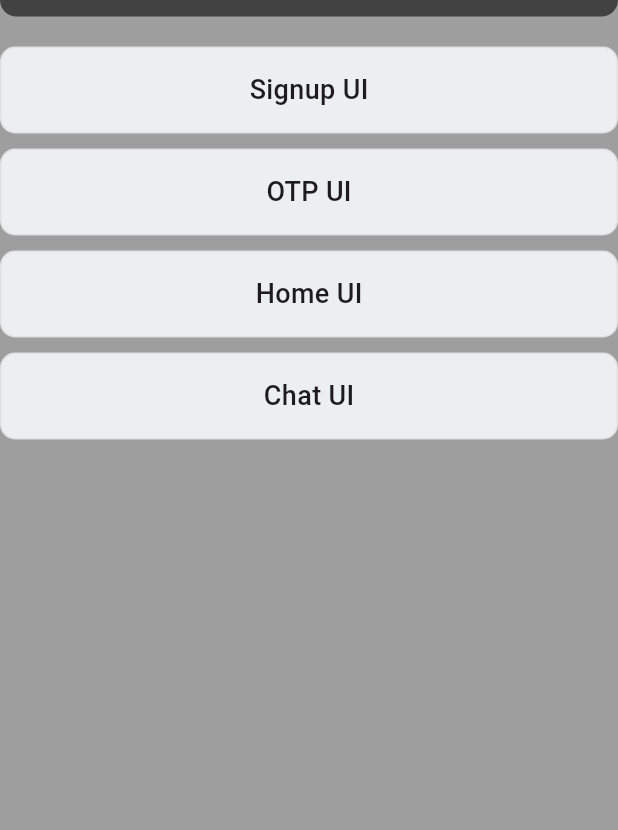
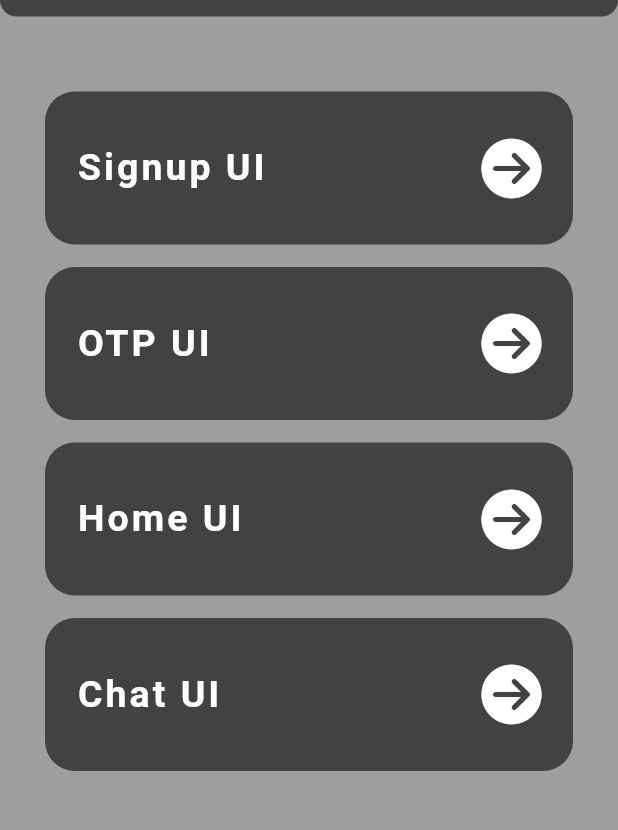
Before and after one commit to its-dhaya/UI-UX-catalogue_Flutter, a Flutter app: the screen it shows after launch, on a phone screen of 412 x 824 dp, the part 111-941 px from its top. Run offline on Flutter 3.47's test engine with Material 3 defaults, Android fonts, the phone set to English and light mode, and no system bars; our stand-ins replace font_awesome_flutter.

Commit message:
third commit

```diff
--- a/lib/TopicBox.dart
+++ b/lib/TopicBox.dart
@@ -1,4 +1,5 @@
 import 'package:flutter/material.dart';
+import 'package:font_awesome_flutter/font_awesome_flutter.dart';
 
 class TopicBox extends StatelessWidget {
   final String title;
@@ -7,24 +8,33 @@ class TopicBox extends StatelessWidget {
 
   @override
   Widget build(BuildContext context) {
-    return GestureDetector(
+    return Padding(
+      padding: const EdgeInsets.only(left: 30,right: 30),
+      child: GestureDetector(
         onTap: onTap,
         child: Container(
-        padding: EdgeInsets.all(15.0),
+          padding: EdgeInsets.symmetric(vertical: 30,horizontal: 20),
           decoration: BoxDecoration(
-          color: Colors.blueGrey[50],
-          borderRadius: BorderRadius.circular(10.0),
+            color: Colors.grey.shade800,
+            borderRadius: BorderRadius.circular(20),
             border: Border.all(
-            color: Colors.grey.shade300,
+              color: Colors.transparent,
             ),
           ),
-        child: Center(
-          child: Text(
+          child: Row(
+            mainAxisAlignment: MainAxisAlignment.spaceBetween,
+            children: [
+              Text(
                 title,
                 style: TextStyle(
-              fontSize: 18,
-              fontWeight: FontWeight.w500,
+                  letterSpacing: 2,
+                  fontSize: 25,
+                  fontWeight: FontWeight.bold,
+                  color: Colors.white,
                 ),
+              ),
+              FaIcon(FontAwesomeIcons.circleArrowRight, color:Colors.white,size: 40,)
+            ],
           ),
         ),
       ),
--- a/lib/catalouge.dart
+++ b/lib/catalouge.dart
@@ -1,6 +1,7 @@
 import 'package:flutter/material.dart';
 import 'package:uiux/TopicBox.dart';
 import 'package:uiux/sign1/signup.dart';
+import 'package:uiux/styleslist/signlist.dart';
 
 class Catalouge extends StatefulWidget {
   const Catalouge({super.key});
@@ -18,15 +19,15 @@ class _CatalougeState extends State<Catalouge> {
       },
       child: Scaffold(
         appBar: PreferredSize(
-          preferredSize: Size.fromHeight(85),
+          preferredSize:const Size.fromHeight(85),
           child: AppBar(
             automaticallyImplyLeading: false,
             centerTitle: true,
             backgroundColor: Colors.grey.shade800,
-            title: Row(
+            title:const Row(
               children: [
                   Padding(
-                    padding: const EdgeInsets.only(top: 25),
+                    padding:  EdgeInsets.only(top: 25),
                     child: Text(
                     'Catalogue',
                           style: TextStyle(
@@ -44,20 +45,22 @@ class _CatalougeState extends State<Catalouge> {
             ),
         ),
         backgroundColor: Colors.grey.shade500,
-        body:Container(
+        body:SingleChildScrollView(
+          child: Container(
             child: Column(
               children: [
-              SizedBox(height: 20),
+                SizedBox(height: 50),
                   TopicBox(title: 'Signup UI', onTap: () {
-                  Navigator.pushReplacement(context, MaterialPageRoute(builder: (context)=>Signup1()));
+                    Navigator.pushReplacement(context, MaterialPageRoute(builder: (context)=>Signlist()));
                   }),
-                SizedBox(height: 10),
+                  SizedBox(height: 15),
                   TopicBox(title: 'OTP UI', onTap: (){} ),
-                SizedBox(height: 10),
+                  SizedBox(height: 15),
                   TopicBox(title: 'Home UI', onTap: () {}),
-                SizedBox(height: 10),
+                  SizedBox(height: 15),
                   TopicBox(title: 'Chat UI', onTap: () {}),
               ],
+            ),
           ),
         )
       ),
--- a/lib/main.dart
+++ b/lib/main.dart
@@ -1,6 +1,6 @@
 import 'package:flutter/material.dart';
 import 'package:uiux/catalouge.dart';
-import 'package:uiux/sign1/signup.dart';
+import 'package:uiux/styleslist/signlist.dart';
 
 void main() {
   runApp(const MyApp());
@@ -14,7 +14,7 @@ class MyApp extends StatelessWidget {
   Widget build(BuildContext context) {
     return const MaterialApp(
       debugShowCheckedModeBanner: false,
-      home: Catalouge()
+      home:Catalouge()
     );
   }
 }
--- a/pubspec.yaml
+++ b/pubspec.yaml
@@ -32,9 +32,11 @@ dependencies:
     sdk: flutter
 
 
+
   # The following adds the Cupertino Icons font to your application.
   # Use with the CupertinoIcons class for iOS style icons.
   cupertino_icons: ^1.0.6
+  font_awesome_flutter: ^10.7.0
 
 dev_dependencies:
   flutter_test:
```
Also changed, not shown: lib/sign1/signin.dart (+7 -4 lines), lib/sign1/signup.dart (+49 -21 lines), lib/styleslist/signlist.dart (added, +60 -0 lines), pubspec.lock. Lines whose indentation alone changed are shown as unchanged.
